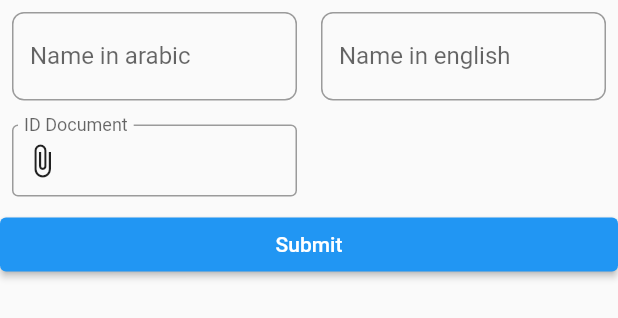
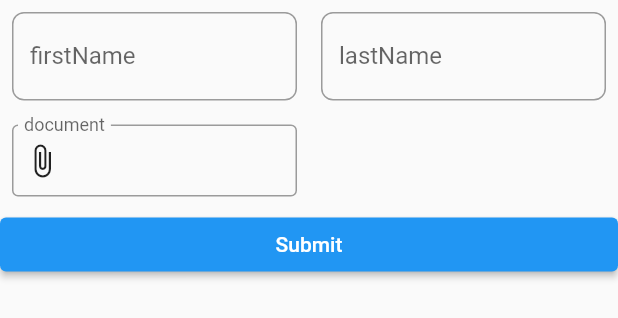
Before and after one commit to alizoort/form_builder, a Flutter app: the MineralsEMRCService widget shown alone on an empty page, opened directly, after a tap on "Submit", on a phone screen of 412 x 824 dp. Shown: the top 318 px of the screen. Run offline on Flutter 3.47's test engine with Material 2 defaults, Android fonts, the phone set to English and light mode, and no system bars; drawn by our look-alikes of flutter_form_builder; our stand-ins replace dio, file_picker, form_builder_validators, open_file, permission_handler; missing offline and left inert: dart:html; statements that could not run were skipped.

Commit message:
telosys template refactoring

```diff
--- a/lib/boot_comp.dart
+++ b/lib/boot_comp.dart
@@ -23,7 +23,7 @@ class BootComp extends StatelessWidget{
           appBar: AppBar(title: const Text("EMRC APP")),
           body:   const Padding(
               padding: EdgeInsets.only(left: 15,right: 15,top: 8,bottom: 8),
-              child   : MineralsEMRCService()
+              child   : ElectricityEMRCService()
           )
       ),
       supportedLocales: FormBuilderLocalizations.supportedLocales,
--- a/lib/services/minerals-service/minerals-controller.dart
+++ b/lib/services/minerals-service/minerals-controller.dart
@@ -1,13 +1,11 @@
 import 'dart:convert';
-
+import 'package:flutter_form_builder/flutter_form_builder.dart';
 import 'package:dio/dio.dart';
 import 'package:file_picker/file_picker.dart';
 import 'package:flutter/foundation.dart';
 import 'package:flutter/material.dart';
-import 'package:flutter_form_builder/flutter_form_builder.dart';
 import 'package:modee_emrc_app/shared/services/emrc-service.dart';
 import 'package:provider/provider.dart';
-import '../models/minerals-dto.dart';
 import './minerals-provider.dart';
 import '../../shared/controllers/app-controller.dart';
 
@@ -16,24 +14,21 @@ class MineralsEMRCController extends AppController {
   late MineralsEMRCProvider serviceProvider;
   late GlobalKey<FormBuilderState> formKey;
   MineralsEMRCController({required this.context,required this.formKey}){
+     // Initialize you providers .....
     serviceProvider = Provider.of<MineralsEMRCProvider>(context,listen:false);
   }
   @override
   Future<String> initModule() async {
          return "";
   }
-  onSubmit(){
-    if(formKey.currentState!=null && (formKey.currentState as FormBuilderState).isValid){
-      formKey.currentState?.save();
-      print(formKey.currentState?.isValid);
-      formKey.currentState?.validate();
-      Map<String,dynamic> map = formKey.currentState?.value as Map<String,dynamic>;
-      MineralsDTO mineralsDTO = MineralsDTO(arabicName: map["nameEn"],englishName: map["nameAr"],documentAssociationMap: {});
-      FormData formData = FormData.fromMap({
-        "rawData": mineralsDTO.toJson(),
+  @override
+  Future<void> onSubmit() async {
+      if(formKey.currentState!=null){
+         formKey.currentState?.save();
+         formKey.currentState?.validate();
+         if((formKey.currentState as FormBuilderState).isValid){
 
-      });
-      print("VALUE ${ formKey.currentState?.value}");
-    }
+         }
+      }
   }
 }
--- a/lib/services/minerals-service/minerals-service.dart
+++ b/lib/services/minerals-service/minerals-service.dart
@@ -1,12 +1,13 @@
+import 'package:flutter/material.dart';
 import 'package:file_picker/file_picker.dart';
-import 'package:flutter/material.dart';
 import 'package:flutter_form_builder/flutter_form_builder.dart';
 import 'package:form_builder_validators/form_builder_validators.dart';
-import 'package:modee_emrc_app/shared/mixins/document-accessor.dart';
 import 'package:modee_emrc_app/shared/text_input_component/emrc_text_input_component.dart';
 import 'package:modee_emrc_app/shared/upload_component/emrc_upload_component.dart';
+import 'package:modee_emrc_app/shared/dropdown/dropdown_input_component.dart';
 import './minerals-controller.dart';
 import 'package:modee_emrc_app/services/minerals-service/minerals-provider.dart';
+import '../../shared/mixins/document-accessor.dart';
 import 'package:provider/provider.dart';
 class MineralsEMRCService extends StatefulWidget {
   const MineralsEMRCService({super.key});
@@ -24,8 +25,9 @@ class _MineralsEMRCServiceState extends State<MineralsEMRCService> {
   };
   @override
   Widget build(BuildContext context) {
+
     return FutureBuilder(
-      future: MineralsEMRCController(context: context,formKey: formKey).initModule(),
+      future: MineralsEMRCController(context: context,formKey:formKey).initModule(),
       builder: (BuildContext context,AsyncSnapshot<String> snapshot){
         return Consumer<MineralsEMRCProvider>(
           builder: (context,emrcProvider,child){
@@ -51,7 +53,7 @@ class _MineralsEMRCServiceState extends State<MineralsEMRCService> {
                           constraints: BoxConstraints(maxWidth: maxChildWidth),
                           child: Padding(
                             padding: const EdgeInsets.all(8.0),
-                                    child: TextInputComponent(fieldName: 'nameAr', label: 'Name in arabic',validators: [  FormBuilderValidators.required(),
+                            child: TextInputComponent(fieldName: 'firstName', label: 'firstName',validators: [  FormBuilderValidators.required(),
                              ]),
                           ),
                         ),
@@ -59,15 +61,15 @@ class _MineralsEMRCServiceState extends State<MineralsEMRCService> {
                           constraints: BoxConstraints(maxWidth: maxChildWidth),
                           child: Padding(
                             padding: const EdgeInsets.all(8.0),
-                                    child: TextInputComponent(fieldName: 'nameEn', label: 'Name in english',validators: [  FormBuilderValidators.required(),
+                            child: TextInputComponent(fieldName: 'lastName', label: 'lastName',validators: [  FormBuilderValidators.required(),
                              ]),
                           ),
                         ),
                                                                                                                                                                             ConstrainedBox(constraints: BoxConstraints(maxWidth: maxChildWidth),child: Padding(
                           padding: const EdgeInsets.all(8.0),
-                                  child: UploadComponent (onChanged:(PlatformFile? file){
+                          child: UploadComponent (onChanged: (PlatformFile? file){
                             onChanged(file,file.hashCode.toString(),emrcProvider);
-                                  },fieldName:'idDocument',label:'ID Document',validators:[FormBuilderValidators.required()]),
+                          },fieldName:'document',label:'document',validators:[FormBuilderValidators.required()]),
                         )),
                                                                                               ]
                   );
--- a/lib/shared/controllers/app-controller.dart
+++ b/lib/shared/controllers/app-controller.dart
@@ -1,4 +1,5 @@
 
 abstract class AppController {
   Future<String> initModule();
+  Future<void> onSubmit();
 }
```
Also changed, not shown: lib/services/electricity-service/electricity-controller.dart (+11 -14 lines), lib/services/electricity-service/electricity-service.dart (+77 -19 lines), 2 other files. Lines whose indentation alone changed are shown as unchanged.
